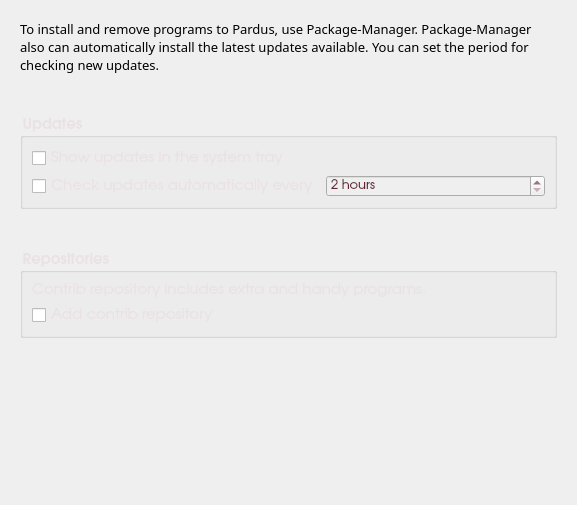
First picture: the form in kde/kaptan/src/gui/packageWidget.ui, repository pars-linux/uludag, before the edit.
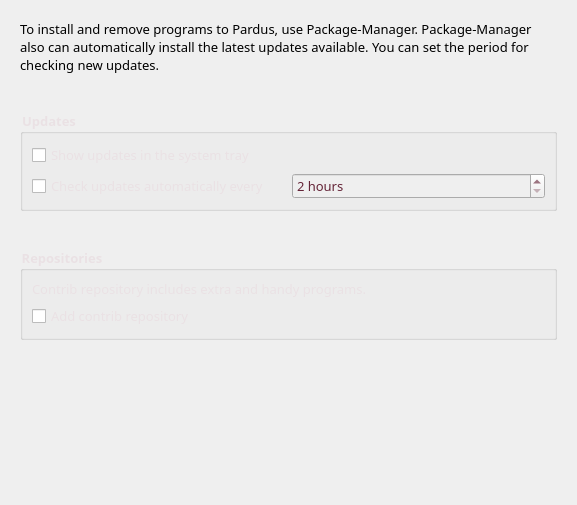
Second picture: the form after the edit.

```diff
--- a/kde/kaptan/src/gui/packageWidget.ui
+++ b/kde/kaptan/src/gui/packageWidget.ui
@@ -32,8 +32,8 @@
        </property>
        <property name="font">
         <font>
-         <family>URW Gothic L</family>
-         <pointsize>11</pointsize>
+         <family>Sans Serif</family>
+         <pointsize>10</pointsize>
          <weight>75</weight>
          <bold>true</bold>
         </font>
@@ -52,8 +52,8 @@
          <widget class="QCheckBox" name="showTray">
           <property name="font">
            <font>
-            <family>URW Gothic L</family>
-            <pointsize>11</pointsize>
+            <family>Sans Serif</family>
+            <pointsize>10</pointsize>
            </font>
           </property>
           <property name="styleSheet">
@@ -70,8 +70,8 @@
            <widget class="QCheckBox" name="checkUpdate">
             <property name="font">
              <font>
-              <family>URW Gothic L</family>
-              <pointsize>11</pointsize>
+              <family>Sans Serif</family>
+              <pointsize>10</pointsize>
              </font>
             </property>
             <property name="styleSheet">
@@ -89,7 +89,7 @@
             </property>
             <property name="font">
              <font>
-              <family>URW Gothic L</family>
+              <family>Sans Serif</family>
               <pointsize>10</pointsize>
              </font>
             </property>
@@ -117,8 +117,8 @@
       <widget class="QGroupBox" name="groupBoxRepo">
        <property name="font">
         <font>
-         <family>URW Gothic L</family>
-         <pointsize>11</pointsize>
+         <family>Sans Serif</family>
+         <pointsize>10</pointsize>
          <weight>75</weight>
          <bold>true</bold>
         </font>
@@ -137,8 +137,8 @@
          <widget class="QLabel" name="label_3">
           <property name="font">
            <font>
-            <family>URW Gothic L</family>
-            <pointsize>11</pointsize>
+            <family>Sans Serif</family>
+            <pointsize>10</pointsize>
            </font>
           </property>
           <property name="styleSheet">
@@ -153,8 +153,8 @@
          <widget class="QCheckBox" name="checkBoxContrib">
           <property name="font">
            <font>
-            <family>URW Gothic L</family>
-            <pointsize>11</pointsize>
+            <family>Sans Serif</family>
+            <pointsize>10</pointsize>
            </font>
           </property>
           <property name="styleSheet">
```
Left out of the diff: 3 changed lines with no effect on the pictures.
